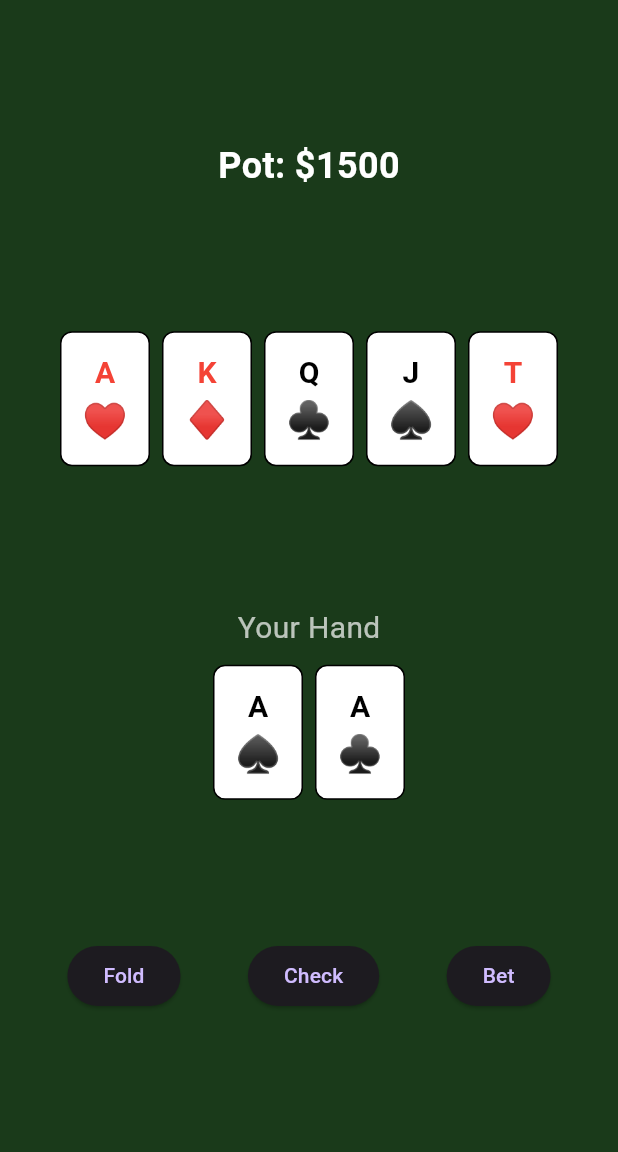
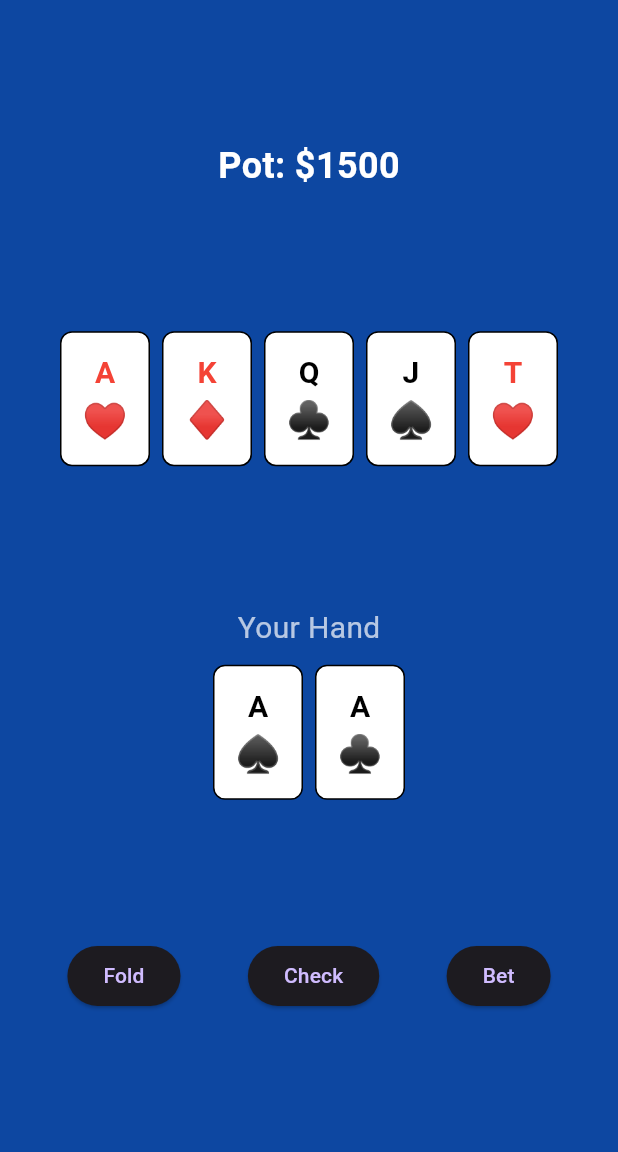
Before and after one commit to could-ai/019a9003-e08e-741f-8a7c-13287729ea72, a Flutter app: the screen it shows after launch, on a phone screen of 412 x 824 dp, the part 84-1236 px from its top. Run offline on Flutter 3.47's test engine with Material 3 defaults, Android fonts, the phone set to English and light mode, and no system bars.

Commit message:
将应用的背景颜色从深绿色（Color(0xFF1A3A1A)）更改为深蓝色（Colors.blue[900]），以满足用户要求。这个颜色变化应用于整个应用的脚手架背景，使所有屏幕都具有蓝色背景。

```diff
--- a/usr/lib/main.dart
+++ b/usr/lib/main.dart
@@ -14,7 +14,7 @@ class MyApp extends StatelessWidget {
       title: 'Texas Hold\'em Poker',
       debugShowCheckedModeBanner: false,
       theme: ThemeData.dark().copyWith(
-        scaffoldBackgroundColor: const Color(0xFF1A3A1A),
+        scaffoldBackgroundColor: Colors.blue[900],
         primaryColor: Colors.blueGrey[800],
       ),
       home: const PokerGameScreen(),
```
